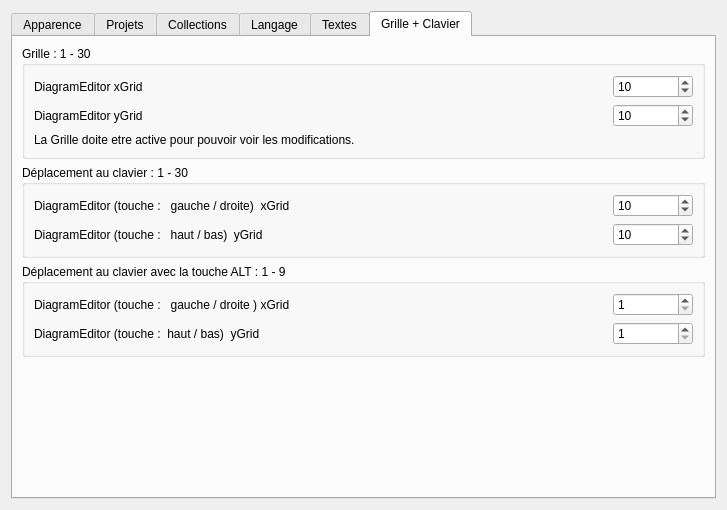
This is sources/ui/configpage/generalconfigurationpage.ui in qelectrotech/qelectrotech-source-mirror as Qt 5 draws it before an edit. The edited form follows.
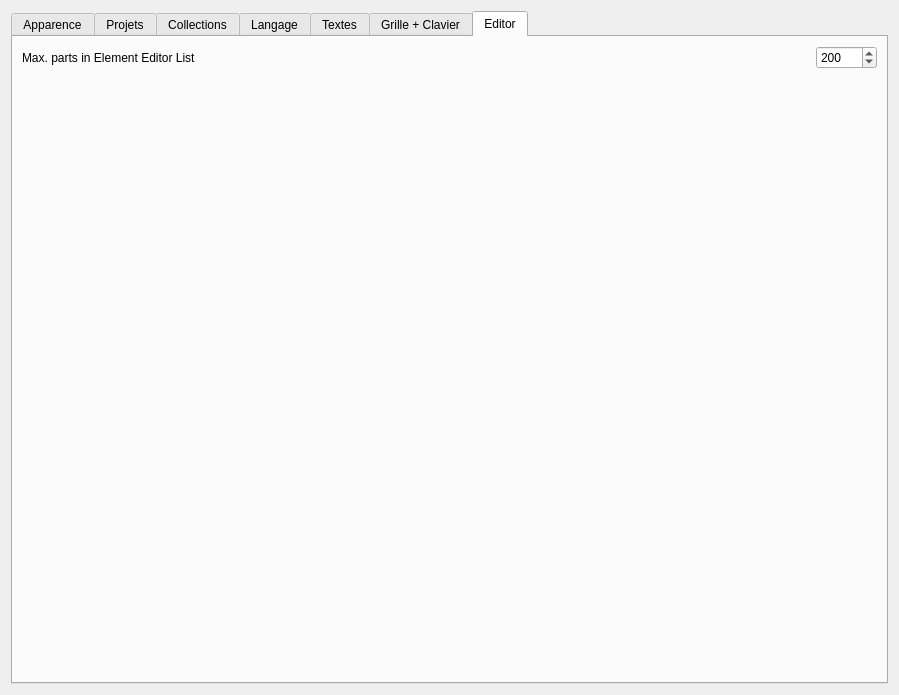
This is the edited form. The open tabs and pages were chosen to show the change.

Commit message: add option to change the maximum number of parts

Patch:
```diff
--- a/sources/ui/configpage/generalconfigurationpage.ui
+++ b/sources/ui/configpage/generalconfigurationpage.ui
@@ -6,15 +6,15 @@
    <rect>
     <x>0</x>
     <y>0</y>
-    <width>727</width>
-    <height>510</height>
+    <width>899</width>
+    <height>695</height>
    </rect>
   </property>
   <property name="windowTitle">
    <string>Form</string>
   </property>
-  <layout class="QGridLayout" name="gridLayout_5">
-   <item row="0" column="0">
+  <layout class="QVBoxLayout" name="verticalLayout_6">
+   <item>
     <widget class="QTabWidget" name="tabWidget">
      <property name="currentIndex">
       <number>4</number>
@@ -806,6 +806,63 @@
        </item>
       </layout>
      </widget>
+     <widget class="QWidget" name="Editor">
+      <attribute name="title">
+       <string>Editor</string>
+      </attribute>
+      <layout class="QVBoxLayout" name="verticalLayout_7">
+       <item>
+        <layout class="QHBoxLayout" name="horizontalLayout">
+         <item>
+          <widget class="QLabel" name="label_2">
+           <property name="text">
+            <string>Max. parts in Element Editor List</string>
+           </property>
+          </widget>
+         </item>
+         <item>
+          <spacer name="horizontalSpacer_8">
+           <property name="orientation">
+            <enum>Qt::Horizontal</enum>
+           </property>
+           <property name="sizeHint" stdset="0">
+            <size>
+             <width>40</width>
+             <height>20</height>
+            </size>
+           </property>
+          </spacer>
+         </item>
+         <item>
+          <widget class="QSpinBox" name="MaxPartsElementEditorList_sb">
+           <property name="minimum">
+            <number>1</number>
+           </property>
+           <property name="maximum">
+            <number>10000</number>
+           </property>
+           <property name="value">
+            <number>200</number>
+           </property>
+          </widget>
+         </item>
+        </layout>
+       </item>
+       <item>
+        <spacer name="verticalSpacer_6">
+         <property name="orientation">
+          <enum>Qt::Vertical</enum>
+         </property>
+         <property name="sizeHint" stdset="0">
+          <size>
+           <width>20</width>
+           <height>40</height>
+          </size>
+         </property>
+        </spacer>
+       </item>
+      </layout>
+     </widget>
     </widget>
    </item>
   </layout>
```
Left out of the diff: 2 changed lines with no effect on the pictures. The commit also changes 28 other files.
